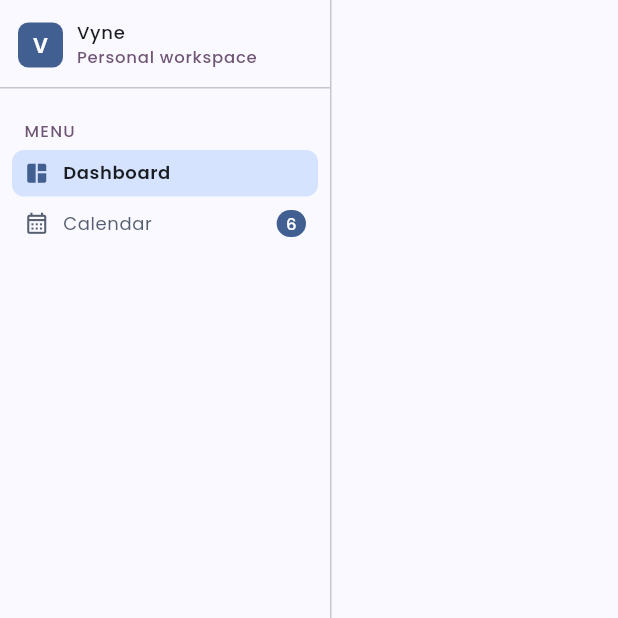
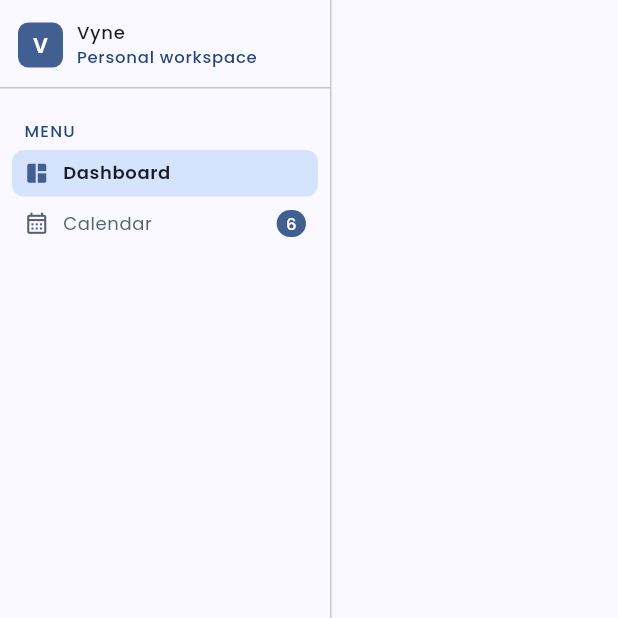
Before and after one commit to ramaaryasuta/task_management, a Flutter app: the _DesktopLayout screen opened directly with empty values, on a phone screen of 412 x 824 dp, the top half of it. Run offline on Flutter 3.47's test engine with Material 3 defaults, Android fonts, the phone set to English and light mode, and no system bars; our stand-ins replace equatable, firebase_core, flutter_bloc, go_router, google_fonts, table_calendar; missing offline and left inert: flex_color_picker; accounts and stored records are empty; statements that could not run were skipped.

Commit message:
style (sidebar) : fix text color

```diff
--- a/lib/core/layouts/base_layout.dart
+++ b/lib/core/layouts/base_layout.dart
@@ -435,7 +435,7 @@ class _SidebarHeader extends StatelessWidget {
               Text(
                 'Personal workspace',
                 style: context.labelSmallTextStyle!.copyWith(
-                  color: context.tertiaryColor,
+                  color: context.onPrimaryContainerColor,
                 ),
               ),
             ],
@@ -460,7 +460,7 @@ class _SectionLabel extends StatelessWidget {
         label.toUpperCase(),
         style: context.labelSmallTextStyle!.copyWith(
           fontWeight: FontWeight.w500,
-          color: context.tertiaryColor,
+          color: context.onPrimaryContainerColor,
           letterSpacing: 0.8,
         ),
       ),
```
Also changed, not shown: 1 other file.
